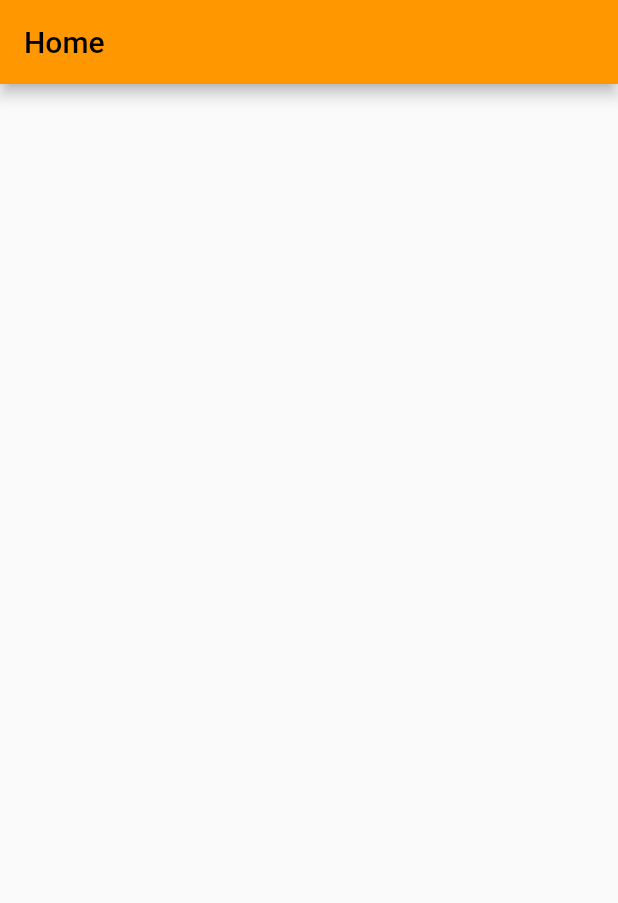
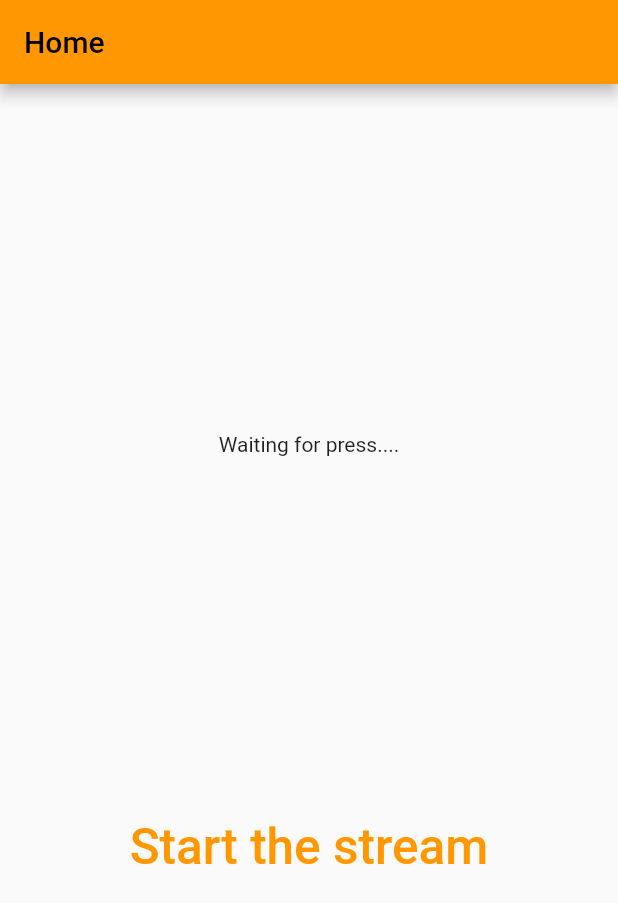
Before and after one commit to ruan65/RxDart-playground, a Flutter app: the screen it shows after launch, on a phone screen of 412 x 824 dp. Shown: the top 903 px of the screen. Run offline on Flutter 3.47's test engine with Material 2 defaults, Android fonts, the phone set to English and light mode, and no system bars; our stand-ins replace rxdart.

Commit message:
step-7 switch map

```diff
--- a/lib/main.dart
+++ b/lib/main.dart
@@ -1,3 +1,5 @@
+import 'dart:async';
+
 import 'package:flutter/material.dart';
 import 'package:rxdart/rxdart.dart';
 import 'dart:developer' as devtools show log;
@@ -16,31 +18,67 @@ void main() {
   ));
 }
 
-void testIt() async {
-  final stream1 = Stream.periodic(const Duration(milliseconds: 1500),
-      (count) => 'Stream 1, count = $count');
-  final stream2 = Stream.periodic(const Duration(milliseconds: 1900),
-      (count) => 'Stream 2, count = $count');
-
-  final result = Rx.zip2(
-      stream1, stream2, (v1, v2) => 'Zipped result, A = ($v1) B = ($v2)');
-
-  await for (final value in result) {
-    value.log();
-  }
-}
-
-class HomePage extends StatelessWidget {
+class HomePage extends StatefulWidget {
   const HomePage({super.key});
 
   @override
+  State<HomePage> createState() => _HomePageState();
+}
+
+class _HomePageState extends State<HomePage> {
+  late final StreamController streamController;
+  late final Stream<String> streamOfStrings;
+
+  @override
+  void initState() {
+    super.initState();
+    streamController = StreamController<DateTime>();
+    streamOfStrings =
+        streamController.stream.switchMap((dateTime) => Stream.periodic(
+              const Duration(seconds: 1),
+              (count) => 'Stream count = $count, dateTime = $dateTime',
+            ));
+  }
+
+  @override
   Widget build(BuildContext context) {
-    testIt();
     return Scaffold(
       appBar: AppBar(
         title: const Text('Home'),
       ),
-      body: Container(),
+      body: Column(
+        children: [
+          const Spacer(),
+          StreamBuilder<String>(
+              stream: streamOfStrings,
+              builder: (context, snapshot) {
+                if (snapshot.hasData) {
+                  return Text(snapshot.requireData);
+                } else {
+                  return const Text('Waiting for press....');
+                }
+              }),
+          const Spacer(),
+          TextButton(
+            onPressed: () {
+              streamController.add(DateTime.now());
+            },
+            child: const Center(
+              child: Text(
+                'Start the stream',
+                style: TextStyle(fontSize: 33),
+              ),
+            ),
+          ),
+          const Spacer(),
+        ],
+      ),
     );
   }
+
+  @override
+  void dispose() {
+    streamController.close();
+    super.dispose();
+  }
 }
```
